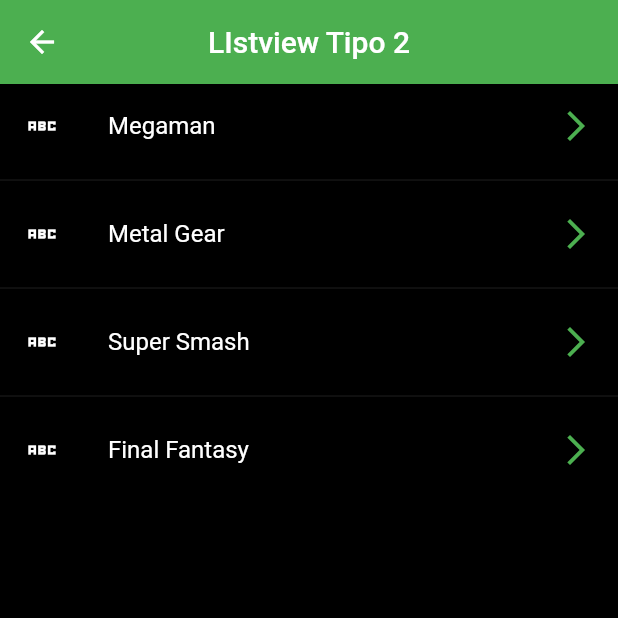
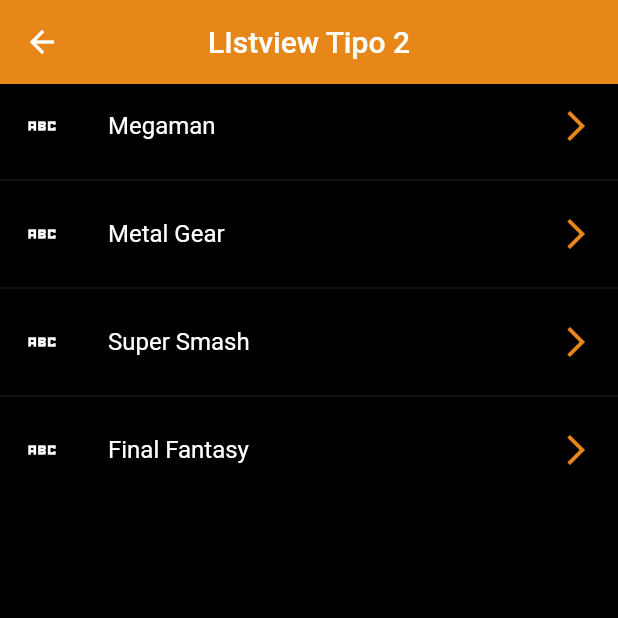
Before and after one commit to leone2016/flutter, a Flutter app: the ListView2Screen screen opened by its route, on a phone screen of 412 x 824 dp, the top half of it. Run offline on Flutter 3.47's test engine with Material 2 defaults, Android fonts, the phone set to English and light mode, and no system bars; network calls fail.

```diff
--- a/seccion6/flutter_componentes/lib/theme/app_theme.dart
+++ b/seccion6/flutter_componentes/lib/theme/app_theme.dart
@@ -1,20 +1,22 @@
 import 'package:flutter/material.dart';
 
 class AppTheme {
-  static const Color primary = Colors.green;
+  static const Color primary = Color.fromARGB(255, 231, 135, 25);
 
   static final ThemeData dartTheme = ThemeData.dark().copyWith(
       //color primary
       primaryColor: Colors.green,
 
       //AppBar
-      appBarTheme: const AppBarTheme(color: Colors.green, elevation: 0),
-      scaffoldBackgroundColor: Colors.black);
+      appBarTheme: const AppBarTheme(color: primary, elevation: 0),
+      scaffoldBackgroundColor: Colors.black,
+      textButtonTheme:
+          TextButtonThemeData(style: TextButton.styleFrom(primary: primary)));
 
   static final ThemeData lightTheme = ThemeData.light().copyWith(
       //color primary
       primaryColor: Colors.green,
 
       //AppBar
-      appBarTheme: const AppBarTheme(color: Colors.green, elevation: 0));
+      appBarTheme: const AppBarTheme(color: primary, elevation: 0));
 }
--- /dev/null
+++ b/seccion6/flutter_componentes/lib/widgets/widgets.dart
@@ -0,0 +1,2 @@
+export 'package:flutter_componentes/widgets/custom_card_widget.dart';
+export 'package:flutter_componentes/widgets/custom_card_widget2.dart';
```
Also changed, not shown: seccion6/flutter_componentes/lib/screens/cart_screen.dart (+14 -3 lines), seccion6/flutter_componentes/lib/widgets/custom_card_widget.dart (added, +41 -0 lines), seccion6/flutter_componentes/lib/widgets/custom_card_widget2.dart (added, +22 -0 lines), seccion6/flutter_componentes/pubspec.yaml (+3 -5 lines), seccion6/flutter_componentes/assets/images/jar-loading.gif (added), 1 other file.
